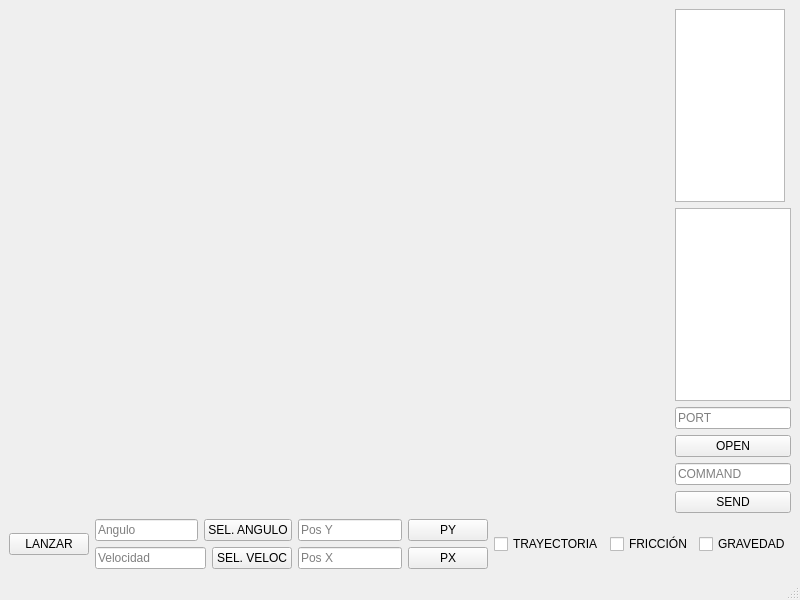
Old version of the form mainwindow.ui in the repository MarianoBenitti/pelotita.
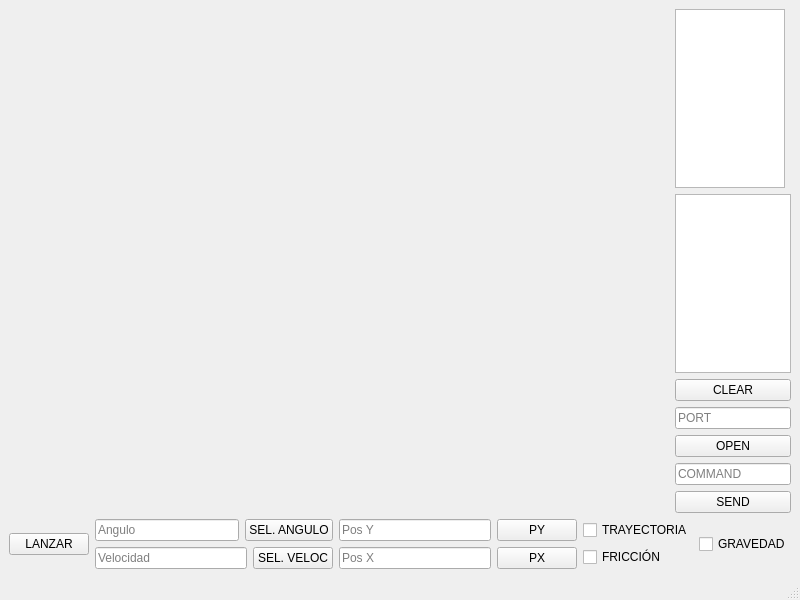
New version of the form.

Commit message: Correccion de errores calculo de pelota

Diff of the .ui file:
```diff
--- a/mainwindow.ui
+++ b/mainwindow.ui
@@ -48,6 +48,13 @@
         <item>
          <widget class="QPlainTextEdit" name="commandsConsole"/>
         </item>
+        <item>
+         <widget class="QPushButton" name="ClearConsoleButton">
+          <property name="text">
+           <string>CLEAR</string>
+          </property>
+         </widget>
+        </item>
         <item>
          <layout class="QVBoxLayout" name="PortLine">
           <item>
@@ -89,7 +96,7 @@
      </layout>
     </item>
     <item row="1" column="0">
-     <layout class="QHBoxLayout" name="TABLERO" stretch="0,0,0,0,0,0">
+     <layout class="QHBoxLayout" name="TABLERO" stretch="0,0,0,0,0">
       <item>
        <layout class="QHBoxLayout" name="TABLERORESETLANZAR">
         <item>
@@ -188,6 +195,8 @@
        </layout>
       </item>
       <item>
+       <layout class="QVBoxLayout" name="verticalLayout">
+        <item>
        <widget class="QCheckBox" name="CheckTrayectoria">
         <property name="text">
          <string>TRAYECTORIA</string>
@@ -200,6 +209,8 @@
          <string>FRICCIÓN</string>
         </property>
        </widget>
+        </item>
+       </layout>
       </item>
       <item>
        <widget class="QCheckBox" name="Checkgravedad">
```
Lines whose indentation alone changed are shown as unchanged. The commit also changes 2 other files.
